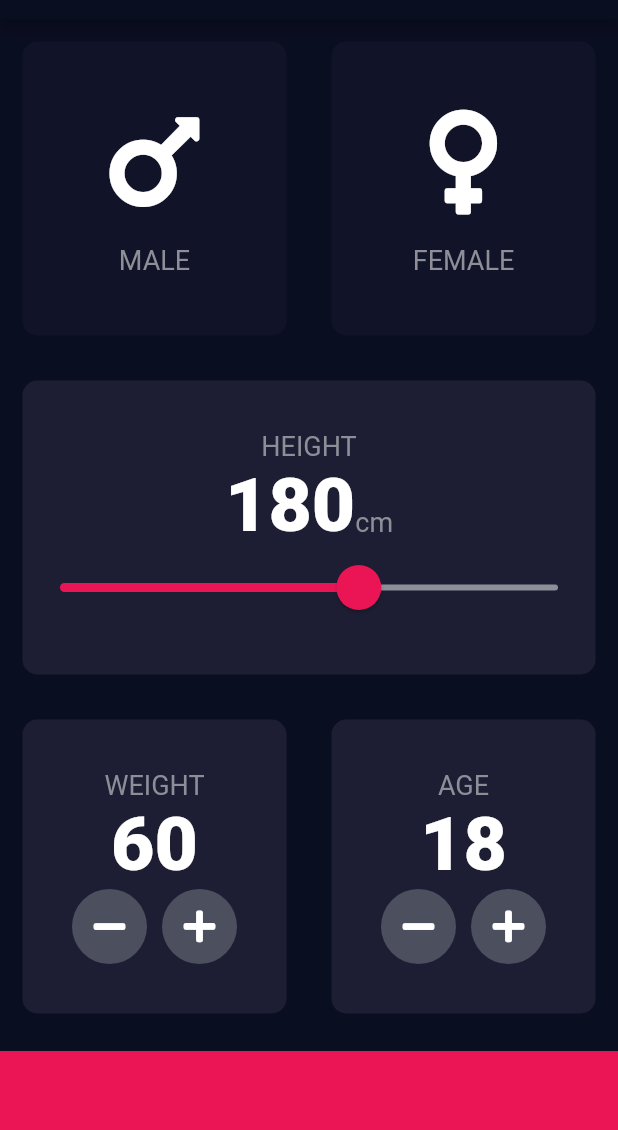
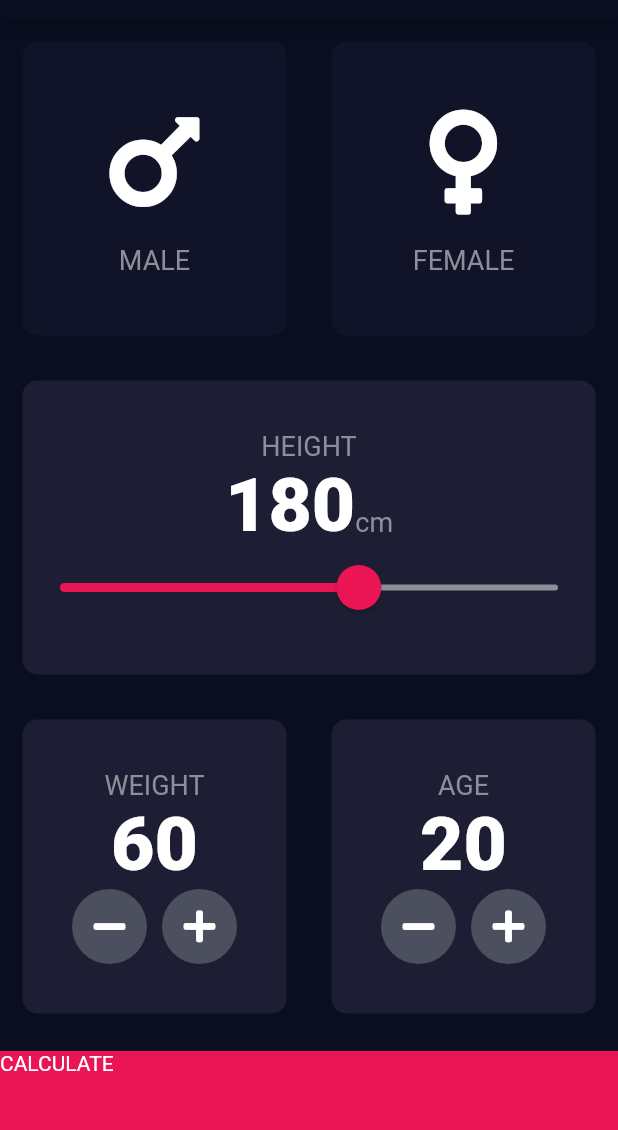
Before and after one commit to Linkonsq/BMI-Calculator, a Flutter app: the screen it shows after launch, on a phone screen of 412 x 824 dp, the part 65-1195 px from its top. Run offline on Flutter 3.47's test engine with Material 2 defaults, Android fonts, the phone set to English and light mode, and no system bars; our stand-ins replace font_awesome_flutter.

Commit message:
Add multiscreen

```diff
--- a/lib/input_page.dart
+++ b/lib/input_page.dart
@@ -4,6 +4,7 @@ import 'package:font_awesome_flutter/font_awesome_flutter.dart';
 import 'reusable_card.dart';
 import 'icon_content.dart';
 import 'constants.dart';
+import 'results_page.dart';
 
 enum Gender { male, female }
 
@@ -16,7 +17,7 @@ class _InputPageState extends State<InputPage> {
   Gender selectedGender;
   int height = 180;
   int weight = 60;
-  int age = 18;
+  int age = 20;
 
   @override
   Widget build(BuildContext context) {
@@ -185,11 +186,18 @@ class _InputPageState extends State<InputPage> {
               ],
             ),
           ),
-          Container(
-            color: kBottomContainerColour,
-            margin: EdgeInsets.only(top: 10),
-            width: double.infinity,
-            height: kBottomContainerHeight,
+          GestureDetector(
+            onTap: () {
+              Navigator.push(context,
+                  MaterialPageRoute(builder: (context) => ResultsPage()));
+            },
+            child: Container(
+              child: Text('CALCULATE'),
+              color: kBottomContainerColour,
+              margin: EdgeInsets.only(top: 10),
+              width: double.infinity,
+              height: kBottomContainerHeight,
+            ),
           )
         ],
       ),
```
Also changed, not shown: lib/results_page.dart (added, +13 -0 lines).
